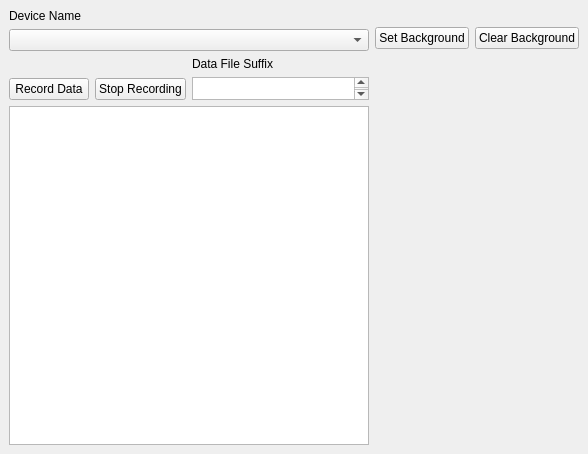
This is layout/layout.ui in ABI-EIT/EIT_Data_Acquisition as Qt 5 draws it before an edit. The edited form follows.
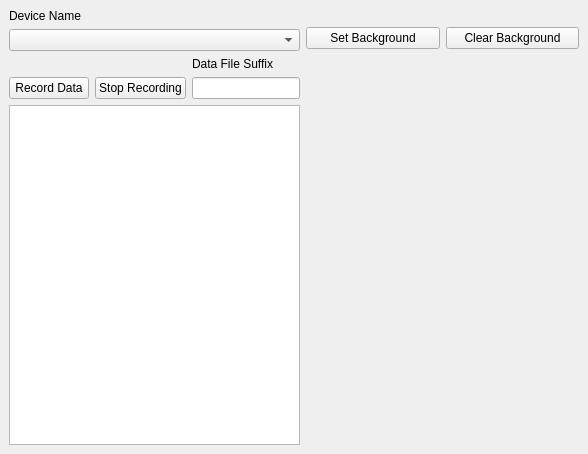
This is the edited form.

The edit to the form file:
```diff
--- a/layout/layout.ui
+++ b/layout/layout.ui
@@ -165,26 +165,7 @@
            </widget>
           </item>
           <item>
-           <widget class="QTextEdit" name="dataFileSuffixTextEdit">
-            <property name="sizePolicy">
-             <sizepolicy hsizetype="Expanding" vsizetype="Minimum">
-              <horstretch>0</horstretch>
-              <verstretch>0</verstretch>
-             </sizepolicy>
-            </property>
-            <property name="maximumSize">
-             <size>
-              <width>16777215</width>
-              <height>23</height>
-             </size>
-            </property>
-            <property name="baseSize">
-             <size>
-              <width>0</width>
-              <height>1</height>
-             </size>
-            </property>
-           </widget>
+           <widget class="QLineEdit" name="dataFileSuffixTextEdit"/>
           </item>
          </layout>
         </item>
```
